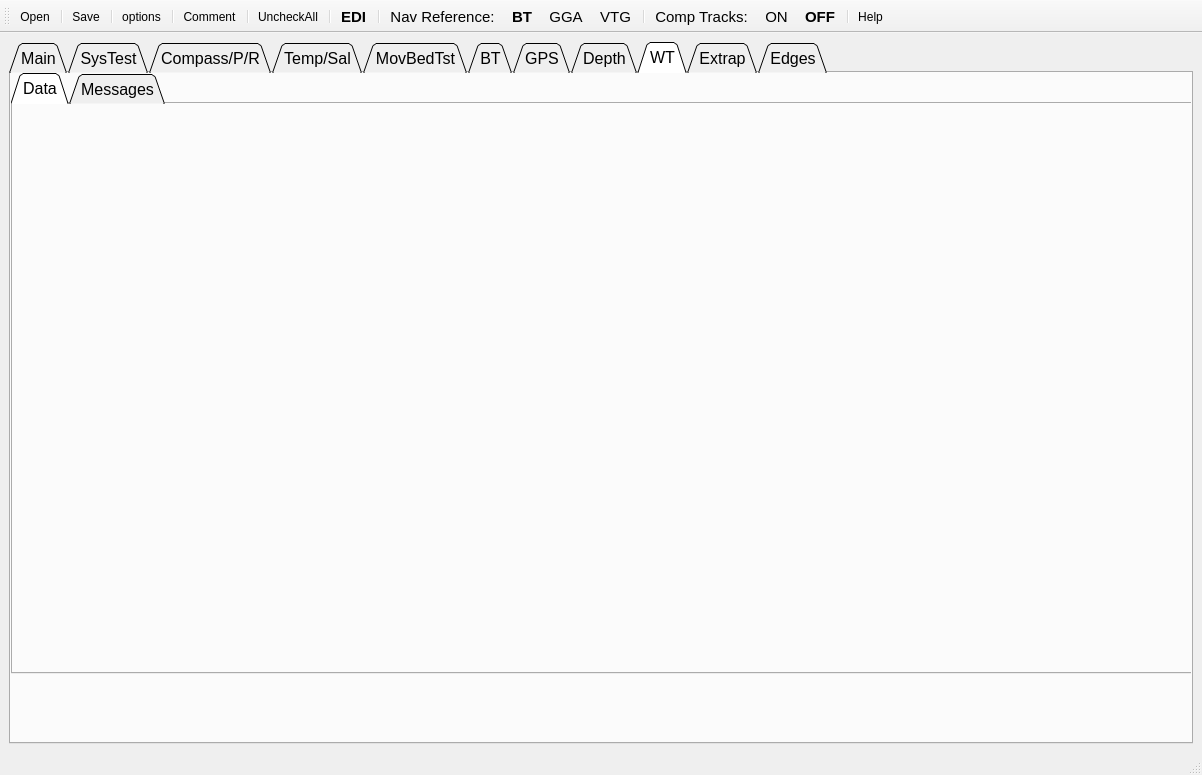
The window that UI/QRev_gui.ui (rowetechinc/QRevPy) describes before a commit, drawn with Qt 5.
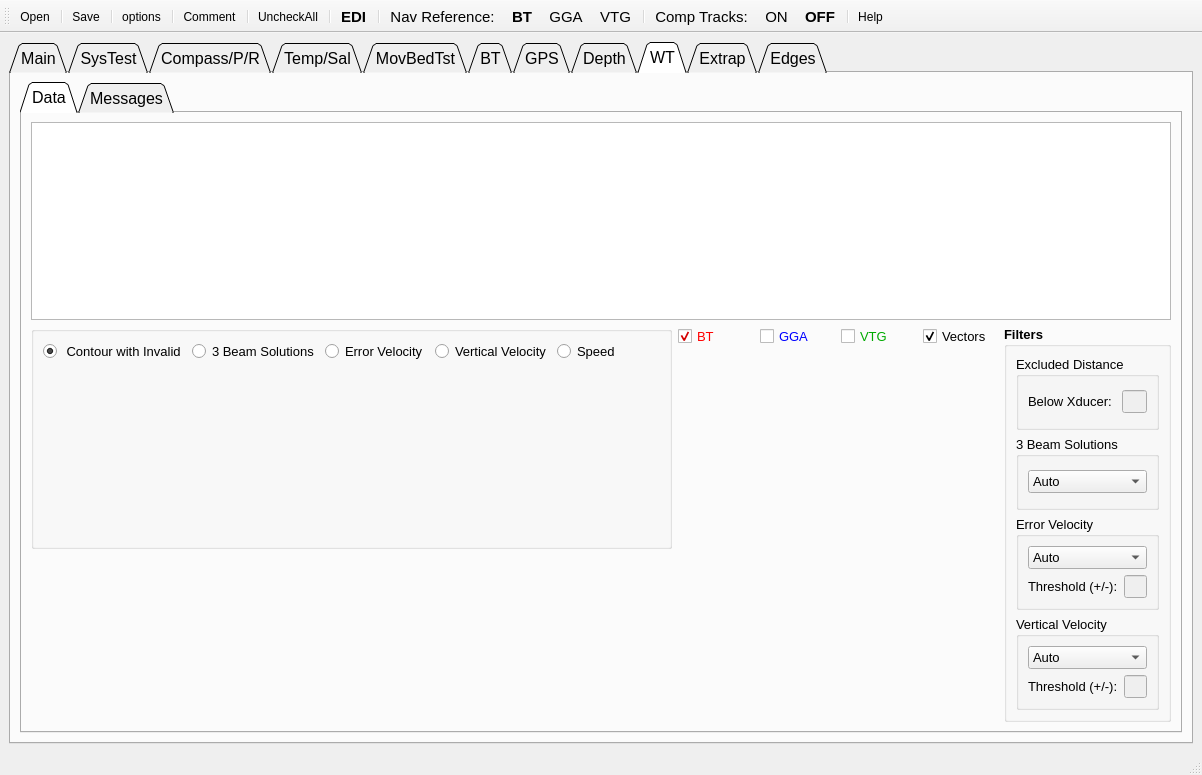
The same window after the commit. The open tabs and pages were chosen to show the change. Icons and pictures are not drawn.

Commit message: Fixed bug in area computation where there are lost ensembles. Fixed bug flipping the sign of GPS data based on E/W or N/S geographic coordinates Modified abba_2d_interpolation to check if any valid data are available for interpolation Modified Qtmpl extrap_plot to handle data where there are no valid water data.

Diff of the .ui file:
```diff
--- a/UI/QRev_gui.ui
+++ b/UI/QRev_gui.ui
@@ -2973,15 +2973,9 @@
        <attribute name="title">
         <string>WT</string>
        </attribute>
+       <layout class="QGridLayout" name="gridLayout_38">
+        <item row="0" column="0">
        <widget class="QTabWidget" name="tab_wt_2">
-        <property name="geometry">
-         <rect>
-          <x>0</x>
-          <y>0</y>
-          <width>1231</width>
-          <height>601</height>
-         </rect>
-        </property>
         <property name="tabShape">
          <enum>QTabWidget::Triangular</enum>
         </property>
@@ -2992,13 +2986,643 @@
          <attribute name="title">
           <string>Data</string>
          </attribute>
+           <layout class="QGridLayout" name="gridLayout_37">
+            <item row="0" column="0">
+             <layout class="QVBoxLayout" name="verticalLayout_48" stretch="2,4">
+              <item>
+               <widget class="QTableWidget" name="table_wt">
+                <property name="font">
+                 <font>
+                  <pointsize>10</pointsize>
+                 </font>
+                </property>
+               </widget>
+              </item>
+              <item>
+               <layout class="QHBoxLayout" name="horizontalLayout_42" stretch="6,3,1">
+                <item>
+                 <layout class="QVBoxLayout" name="verticalLayout_49" stretch="4,3">
+                  <item>
+                   <widget class="QGroupBox" name="gb_wt_radio">
+                    <property name="title">
+                     <string/>
+                    </property>
+                    <layout class="QVBoxLayout" name="verticalLayout_50" stretch="1,4">
+                     <item>
+                      <layout class="QHBoxLayout" name="horizontalLayout_43">
+                       <item>
+                        <widget class="QRadioButton" name="rb_wt_contour">
+                         <property name="font">
+                          <font>
+                           <pointsize>10</pointsize>
+                          </font>
+                         </property>
+                         <property name="text">
+                          <string> Contour with Invalid</string>
+                         </property>
+                         <property name="checked">
+                          <bool>true</bool>
+                         </property>
+                        </widget>
+                       </item>
+                       <item>
+                        <widget class="QRadioButton" name="rb_wt_beam">
+                         <property name="font">
+                          <font>
+                           <pointsize>10</pointsize>
+                          </font>
+                         </property>
+                         <property name="text">
+                          <string>3 Beam Solutions</string>
+                         </property>
+                         <property name="checked">
+                          <bool>false</bool>
+                         </property>
+                        </widget>
+                       </item>
+                       <item>
+                        <widget class="QRadioButton" name="rb_wt_error">
+                         <property name="font">
+                          <font>
+                           <pointsize>10</pointsize>
+                          </font>
+                         </property>
+                         <property name="text">
+                          <string>Error Velocity</string>
+                         </property>
+                        </widget>
+                       </item>
+                       <item>
+                        <widget class="QRadioButton" name="rb_wt_vert">
+                         <property name="font">
+                          <font>
+                           <pointsize>10</pointsize>
+                          </font>
+                         </property>
+                         <property name="text">
+                          <string>Vertical Velocity</string>
+                         </property>
+                        </widget>
+                       </item>
+                       <item>
+                        <widget class="QRadioButton" name="rb_wt_other">
+                         <property name="font">
+                          <font>
+                           <pointsize>10</pointsize>
+                          </font>
+                         </property>
+                         <property name="text">
+                          <string>Speed</string>
+                         </property>
+                        </widget>
+                       </item>
+                      </layout>
+                     </item>
+                     <item>
+                      <widget class="QWidget" name="graph_wt_top" native="true"/>
+                     </item>
+                    </layout>
+                   </widget>
+                  </item>
+                  <item>
+                   <widget class="QWidget" name="graph_wt_bottom" native="true"/>
+                  </item>
+                 </layout>
+                </item>
+                <item>
+                 <layout class="QVBoxLayout" name="verticalLayout_51" stretch="1,8">
+                  <item>
+                   <layout class="QHBoxLayout" name="horizontalLayout_44">
+                    <item>
+                     <widget class="QCheckBox" name="cb_wt_bt">
+                      <property name="palette">
+                       <palette>
+                        <active>
+                         <colorrole role="WindowText">
+                          <brush brushstyle="SolidPattern">
+                           <color alpha="255">
+                            <red>255</red>
+                            <green>0</green>
+                            <blue>0</blue>
+                           </color>
+                          </brush>
+                         </colorrole>
+                         <colorrole role="Text">
+                          <brush brushstyle="SolidPattern">
+                           <color alpha="255">
+                            <red>255</red>
+                            <green>0</green>
+                            <blue>0</blue>
+                           </color>
+                          </brush>
+                         </colorrole>
+                         <colorrole role="PlaceholderText">
+                          <brush brushstyle="SolidPattern">
+                           <color alpha="128">
+                            <red>255</red>
+                            <green>0</green>
+                            <blue>0</blue>
+                           </color>
+                          </brush>
+                         </colorrole>
+                        </active>
+                        <inactive>
+                         <colorrole role="WindowText">
+                          <brush brushstyle="SolidPattern">
+                           <color alpha="255">
+                            <red>255</red>
+                            <green>0</green>
+                            <blue>0</blue>
+                           </color>
+                          </brush>
+                         </colorrole>
+                         <colorrole role="Text">
+                          <brush brushstyle="SolidPattern">
+                           <color alpha="255">
+                            <red>255</red>
+                            <green>0</green>
+                            <blue>0</blue>
+                           </color>
+                          </brush>
+                         </colorrole>
+                         <colorrole role="PlaceholderText">
+                          <brush brushstyle="SolidPattern">
+                           <color alpha="128">
+                            <red>255</red>
+                            <green>0</green>
+                            <blue>0</blue>
+                           </color>
+                          </brush>
+                         </colorrole>
+                        </inactive>
+                        <disabled>
+                         <colorrole role="WindowText">
+                          <brush brushstyle="SolidPattern">
+                           <color alpha="255">
+                            <red>120</red>
+                            <green>120</green>
+                            <blue>120</blue>
+                           </color>
+                          </brush>
+                         </colorrole>
+                         <colorrole role="Text">
+                          <brush brushstyle="SolidPattern">
+                           <color alpha="255">
+                            <red>120</red>
+                            <green>120</green>
+                            <blue>120</blue>
+                           </color>
+                          </brush>
+                         </colorrole>
+                         <colorrole role="PlaceholderText">
+                          <brush brushstyle="SolidPattern">
+                           <color alpha="128">
+                            <red>0</red>
+                            <green>0</green>
+                            <blue>0</blue>
+                           </color>
+                          </brush>
+                         </colorrole>
+                        </disabled>
+                       </palette>
+                      </property>
+                      <property name="font">
+                       <font>
+                        <pointsize>10</pointsize>
+                       </font>
+                      </property>
+                      <property name="text">
+                       <string>BT</string>
+                      </property>
+                      <property name="checked">
+                       <bool>true</bool>
+                      </property>
+                     </widget>
+                    </item>
+                    <item>
+                     <widget class="QCheckBox" name="cb_wt_gga">
+                      <property name="palette">
+                       <palette>
+                        <active>
+                         <colorrole role="WindowText">
+                          <brush brushstyle="SolidPattern">
+                           <color alpha="255">
+                            <red>0</red>
+                            <green>0</green>
+                            <blue>255</blue>
+                           </color>
+                          </brush>
+                         </colorrole>
+                        </active>
+                        <inactive>
+                         <colorrole role="WindowText">
+                          <brush brushstyle="SolidPattern">
+                           <color alpha="255">
+                            <red>0</red>
+                            <green>0</green>
+                            <blue>255</blue>
+                           </color>
+                          </brush>
+                         </colorrole>
+                        </inactive>
+                        <disabled>
+                         <colorrole role="WindowText">
+                          <brush brushstyle="SolidPattern">
+                           <color alpha="255">
+                            <red>120</red>
+                            <green>120</green>
+                            <blue>120</blue>
+                           </color>
+                          </brush>
+                         </colorrole>
+                        </disabled>
+                       </palette>
+                      </property>
+                      <property name="font">
+                       <font>
+                        <pointsize>10</pointsize>
+                       </font>
+                      </property>
+                      <property name="text">
+                       <string>GGA</string>
+                      </property>
+                     </widget>
+                    </item>
+                    <item>
+                     <widget class="QCheckBox" name="cb_wt_vtg">
+                      <property name="palette">
+                       <palette>
+                        <active>
+                         <colorrole role="WindowText">
+                          <brush brushstyle="SolidPattern">
+                           <color alpha="255">
+                            <red>0</red>
+                            <green>170</green>
+                            <blue>0</blue>
+                           </color>
+                          </brush>
+                         </colorrole>
+                        </active>
+                        <inactive>
+                         <colorrole role="WindowText">
+                          <brush brushstyle="SolidPattern">
+                           <color alpha="255">
+                            <red>0</red>
+                            <green>170</green>
+                            <blue>0</blue>
+                           </color>
+                          </brush>
+                         </colorrole>
+                        </inactive>
+                        <disabled>
+                         <colorrole role="WindowText">
+                          <brush brushstyle="SolidPattern">
+                           <color alpha="255">
+                            <red>120</red>
+                            <green>120</green>
+                            <blue>120</blue>
+                           </color>
+                          </brush>
+                         </colorrole>
+                        </disabled>
+                       </palette>
+                      </property>
+                      <property name="font">
+                       <font>
+                        <pointsize>10</pointsize>
+                       </font>
+                      </property>
+                      <property name="text">
+                       <string>VTG</string>
+                      </property>
+                     </widget>
+                    </item>
+                    <item>
+                     <widget class="QCheckBox" name="cb_wt_vectors">
+                      <property name="font">
+                       <font>
+                        <pointsize>10</pointsize>
+                       </font>
+                      </property>
+                      <property name="text">
+                       <string>Vectors</string>
+                      </property>
+                      <property name="checked">
+                       <bool>true</bool>
+                      </property>
+                     </widget>
+                    </item>
+                   </layout>
+                  </item>
+                  <item>
+                   <widget class="QWidget" name="graph_wt_st" native="true"/>
+                  </item>
+                 </layout>
+                </item>
+                <item>
+                 <widget class="QGroupBox" name="gb_wt_filters">
+                  <property name="font">
+                   <font>
+                    <pointsize>10</pointsize>
+                    <weight>75</weight>
+                    <bold>true</bold>
+                   </font>
+                  </property>
+                  <property name="title">
+                   <string>Filters</string>
+                  </property>
+                  <layout class="QVBoxLayout" name="verticalLayout_52" stretch="0,0,0,0">
+                   <item>
+                    <widget class="QGroupBox" name="gb_wt_excluded">
+                     <property name="font">
+                      <font>
+                       <weight>50</weight>
+                       <bold>false</bold>
+                      </font>
+                     </property>
+                     <property name="title">
+                      <string>Excluded Distance</string>
+                     </property>
+                     <layout class="QVBoxLayout" name="verticalLayout_56">
+                      <item>
+                       <layout class="QHBoxLayout" name="horizontalLayout_51" stretch="2,0">
+                        <item>
+                         <widget class="QLabel" name="txt_wt_excluded">
+                          <property name="maximumSize">
+                           <size>
+                            <width>16777215</width>
+                            <height>20</height>
+                           </size>
+                          </property>
+                          <property name="font">
+                           <font>
+                            <pointsize>10</pointsize>
+                            <weight>50</weight>
+                            <bold>false</bold>
+                           </font>
+                          </property>
+                          <property name="text">
+                           <string>Below Xducer: </string>
+                          </property>
+                          <property name="alignment">
+                           <set>Qt::AlignLeading|Qt::AlignLeft|Qt::AlignVCenter</set>
+                          </property>
+                         </widget>
+                        </item>
+                        <item>
+                         <widget class="QLineEdit" name="ed_wt_excluded_dist">
+                          <property name="enabled">
+                           <bool>false</bool>
+                          </property>
+                         </widget>
+                        </item>
+                       </layout>
+                      </item>
+                     </layout>
+                    </widget>
+                   </item>
+                   <item>
+                    <widget class="QGroupBox" name="gb_wt_3beam">
+                     <property name="font">
+                      <font>
+                       <pointsize>10</pointsize>
+                       <weight>50</weight>
+                       <bold>false</bold>
+                      </font>
+                     </property>
+                     <property name="title">
+                      <string>3 Beam Solutions</string>
+                     </property>
+                     <layout class="QVBoxLayout" name="verticalLayout_53">
+                      <item>
+                       <widget class="QComboBox" name="combo_wt_3beam">
+                        <item>
+                         <property name="text">
+                          <string>Auto</string>
+                         </property>
+                        </item>
+                        <item>
+                         <property name="text">
+                          <string>Allow</string>
+                         </property>
+                        </item>
+                        <item>
+                         <property name="text">
+                          <string>4-Beam Only</string>
+                         </property>
+                        </item>
+                       </widget>
+                      </item>
+                     </layout>
+                    </widget>
+                   </item>
+                   <item>
+                    <widget class="QGroupBox" name="gb_wt_error_velocity">
+                     <property name="font">
+                      <font>
+                       <pointsize>10</pointsize>
+                       <weight>50</weight>
+                       <bold>false</bold>
+                      </font>
+                     </property>
+                     <property name="title">
+                      <string>Error Velocity</string>
+                     </property>
+                     <layout class="QVBoxLayout" name="verticalLayout_54">
+                      <item>
+                       <widget class="QComboBox" name="combo_wt_error_velocity">
+                        <item>
+                         <property name="text">
+                          <string>Auto</string>
+                         </property>
+                        </item>
+                        <item>
+                         <property name="text">
+                          <string>Manual</string>
+                         </property>
+                        </item>
+                        <item>
+                         <property name="text">
+                          <string>Off</string>
+                         </property>
+                        </item>
+                       </widget>
+                      </item>
+                      <item>
+                       <layout class="QHBoxLayout" name="horizontalLayout_45" stretch="2,0">
+                        <item>
+                         <widget class="QLabel" name="txt_wt_error_velocity">
+                          <property name="maximumSize">
+                           <size>
+                            <width>16777215</width>
+                            <height>20</height>
+                           </size>
+                          </property>
+                          <property name="font">
+                           <font>
+                            <pointsize>10</pointsize>
+                            <weight>50</weight>
+                            <bold>false</bold>
+                           </font>
+                          </property>
+                          <property name="text">
+                           <string>Threshold (+/-):</string>
+                          </property>
+                          <property name="alignment">
+                           <set>Qt::AlignLeading|Qt::AlignLeft|Qt::AlignVCenter</set>
+                          </property>
+                         </widget>
+                        </item>
+                        <item>
+                         <widget class="QLineEdit" name="ed_wt_error_vel_threshold">
+                          <property name="enabled">
+                           <bool>false</bool>
+                          </property>
+                         </widget>
+                        </item>
+                       </layout>
+                      </item>
+                     </layout>
+                    </widget>
+                   </item>
+                   <item>
+                    <widget class="QGroupBox" name="gb_wt_vertical_velocity">
+                     <property name="font">
+                      <font>
+                       <pointsize>10</pointsize>
+                       <weight>50</weight>
+                       <bold>false</bold>
+                      </font>
+                     </property>
+                     <property name="title">
+                      <string>Vertical Velocity</string>
+                     </property>
+                     <layout class="QVBoxLayout" name="verticalLayout_55">
+                      <item>
+                       <widget class="QComboBox" name="combo_wt_vert_velocity">
+                        <item>
+                         <property name="text">
+                          <string>Auto</string>
+                         </property>
+                        </item>
+                        <item>
+                         <property name="text">
+                          <string>Manual</string>
+                         </property>
+                        </item>
+                        <item>
+                         <property name="text">
+                          <string>Off</string>
+                         </property>
+                        </item>
+                       </widget>
+                      </item>
+                      <item>
+                       <layout class="QHBoxLayout" name="horizontalLayout_50" stretch="2,0">
+                        <item>
+                         <widget class="QLabel" name="txt_wt_vert_velocity">
+                          <property name="maximumSize">
+                           <size>
+                            <width>16777215</width>
+                            <height>20</height>
+                           </size>
+                          </property>
+                          <property name="font">
+                           <font>
+                            <pointsize>10</pointsize>
+                            <weight>50</weight>
+                            <bold>false</bold>
+                           </font>
+                          </property>
+                          <property name="text">
+                           <string>Threshold (+/-):</string>
+                          </property>
+                          <property name="alignment">
+                           <set>Qt::AlignLeading|Qt::AlignLeft|Qt::AlignVCenter</set>
+                          </property>
+                         </widget>
+                        </item>
+                        <item>
+                         <widget class="QLineEdit" name="ed_wt_vert_vel_threshold">
+                          <property name="enabled">
+                           <bool>false</bool>
+                          </property>
+                         </widget>
+                        </item>
+                       </layout>
+                      </item>
+                     </layout>
+                    </widget>
+                   </item>
+                  </layout>
+                 </widget>
+                </item>
+               </layout>
+              </item>
+             </layout>
+            </item>
+           </layout>
         </widget>
         <widget class="QWidget" name="tab_wt_2_messages">
          <attribute name="title">
           <string>Messages</string>
          </attribute>
-        </widget>
-       </widget>
+           <layout class="QGridLayout" name="gridLayout_39">
+            <item row="0" column="0">
+             <widget class="QGroupBox" name="box_wt_messages">
+              <property name="font">
+               <font>
+                <weight>75</weight>
+                <bold>true</bold>
+               </font>
+              </property>
+              <property name="title">
+               <string>Quality Check Messages</string>
+              </property>
+              <layout class="QHBoxLayout" name="horizontalLayout_53">
+               <item>
+                <widget class="QPlainTextEdit" name="display_wt_messages">
+                 <property name="font">
+                  <font>
+                   <weight>50</weight>
+                   <bold>false</bold>
+                  </font>
+                 </property>
+                </widget>
+               </item>
+              </layout>
+             </widget>
+            </item>
+            <item row="1" column="0">
+             <widget class="QGroupBox" name="box_wt_comments">
+              <property name="font">
+               <font>
+                <weight>75</weight>
+                <bold>true</bold>
+               </font>
+              </property>
+              <property name="title">
+               <string>Comments</string>
+              </property>
+              <layout class="QHBoxLayout" name="horizontalLayout_52">
+               <item>
+                <widget class="QPlainTextEdit" name="display_wt_comments">
+                 <property name="font">
+                  <font>
+                   <weight>50</weight>
+                   <bold>false</bold>
+                  </font>
+                 </property>
+                </widget>
+               </item>
+              </layout>
+             </widget>
+            </item>
+           </layout>
+          </widget>
+         </widget>
+        </item>
+       </layout>
       </widget>
       <widget class="QWidget" name="tab_extrap">
        <attribute name="title">
```
Left out of the diff: 876 changed lines with no effect on the pictures. Lines whose indentation alone changed are shown as unchanged. The commit also changes 6 other files.
